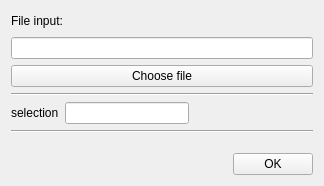
Above: adapt/processes/ui/specfilereader.ui from syncope/adapt before the change. Below: the same form after it.
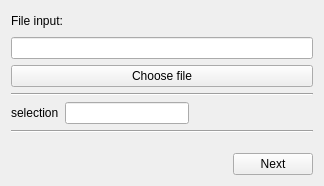
That is the form after the change.

```diff
--- a/adapt/processes/ui/specfilereader.ui
+++ b/adapt/processes/ui/specfilereader.ui
@@ -130,7 +130,7 @@
        <item>
         <widget class="QPushButton" name="okBtn">
          <property name="text">
-          <string>OK</string>
+          <string>Next</string>
          </property>
         </widget>
        </item>
```
